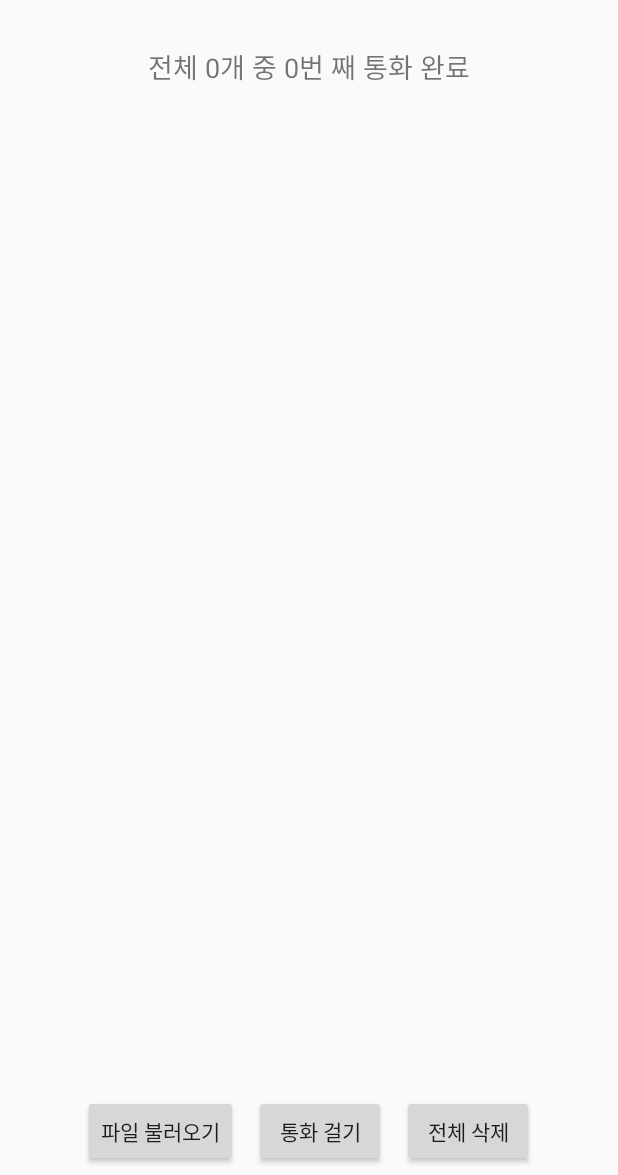
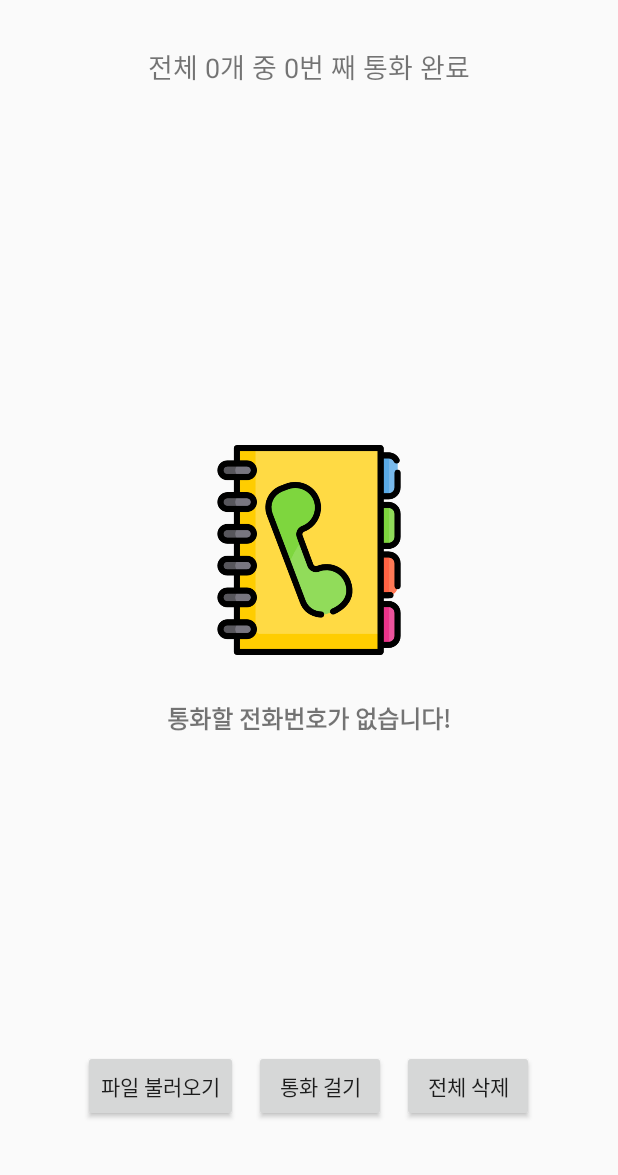
Before and after one commit to junjange/AutoCall-Android, an Android app: the screen it shows after launch (MainActivity), after a tap on "통화 걸기", on a phone screen of 412 x 824 dp, the part 61-1236 px from its top. Run offline under Robolectric (Android 15) with nearby library versions, the phone set to English and light mode, and no system bars; our stand-ins replace Room's generated code, data binding; libraries missing offline, so code that uses them is left out: com.gun0912.tedpermission; 1 statement that could not run was skipped.

Commit message:
22.04.06Update
+ 전화번호 개수 개선(+10000)
+ UI 수정
+ 코드 개선
+ LoadingDialog 추가

```diff
--- a/app/build.gradle
+++ b/app/build.gradle
@@ -33,6 +33,7 @@ android {
 
     buildFeatures {
         dataBinding = true
+        viewBinding true
     }
 }
 
--- a/app/src/main/java/com/example/callmebaby/ui/MainActivity.kt
+++ b/app/src/main/java/com/example/callmebaby/ui/MainActivity.kt
@@ -36,17 +36,13 @@ import kotlinx.coroutines.CoroutineScope
 import kotlinx.coroutines.Dispatchers
 import kotlinx.coroutines.launch
 import kotlinx.android.synthetic.main.fragment_file_list.*
-import android.R.string.no
 import android.os.*
 import android.os.Environment
-
-import android.R.string.no
-
-
 
 
 
 class MainActivity : AppCompatActivity() {
+    var message: String = ""
 
     var isService = false
     var autoCallTotalNumListSize = 0 // 총 전화번호 개수
@@ -120,7 +116,14 @@ class MainActivity : AppCompatActivity() {
                 binding.callCheck.text =
                     "전체 ${autoCallTotalNumListSize}개 중 ${autoCallTureNumListSize}번 째 통화 완료"
 
+                if(autoCallTotalNumListSize == 0){
+                    binding.emptyView.visibility = View.VISIBLE
+                    binding.recyclerview.visibility = View.GONE
+                }else{
+                    binding.emptyView.visibility = View.GONE
+                    binding.recyclerview.visibility = View.VISIBLE
 
+                }
             })
 
             viewModel.getTureAll().observe(this@MainActivity,{ falseNum ->
@@ -277,7 +280,14 @@ class MainActivity : AppCompatActivity() {
                 .check()
 
         }else{
-            Toast.makeText(this@MainActivity,"리스트에 있는 번호를 모두 통화 연결 했습니다.", Toast.LENGTH_SHORT).show()
+            if (autoCallTotalNumListSize == 0){
+                message = "리스트에 전화번호가 없습니다."
+
+            }else{
+                message = "리스트에 있는 전화번호를 모두 통화했습니다."
+
+            }
+            Toast.makeText(this@MainActivity,message, Toast.LENGTH_SHORT).show()
 
         }
 
@@ -294,7 +304,7 @@ class MainActivity : AppCompatActivity() {
             ad.setMessage("정말 전화번호를 전체 삭제하시겠습니까?\n전화번호 전체 삭제시 이전에 통화 했던 정보들이 사라집니다.")
 
             // 확인버튼
-            ad.setPositiveButton("확인") { dialog, _ -> AllDelete() }
+            ad.setPositiveButton("확인") { dialog, _ -> allDelete() }
             // 취소버튼
             ad.setNegativeButton("취소") { dialog, which -> dialog.dismiss() }
 
@@ -303,20 +313,19 @@ class MainActivity : AppCompatActivity() {
     }
 
 
-    private fun AllDelete(){
-        var allDeleteMessage: String = ""
+    private fun allDelete(){
 
         if (autoCallTotalNumListSize != 0){
             lifecycleScope.launch(Dispatchers.IO) {
                 viewModel.deleteAll()
             }
-            allDeleteMessage = "모든 전화번호를 삭제했습니다."
+            message = "모든 전화번호를 삭제했습니다."
 
         }else{
-            allDeleteMessage = "삭제할 전화번호가 없습니다."
+            message = "삭제할 전화번호가 없습니다."
 
         }
-        Toast.makeText(this, allDeleteMessage, Toast.LENGTH_SHORT).show()
+        Toast.makeText(this, message, Toast.LENGTH_SHORT).show()
 
 
     }
--- a/app/src/main/res/layout/activity_main.xml
+++ b/app/src/main/res/layout/activity_main.xml
@@ -14,6 +14,7 @@
     android:layout_width="match_parent"
     android:layout_height="match_parent"
     tools:context=".ui.MainActivity">
+
 
         <androidx.appcompat.widget.Toolbar
             android:id="@+id/mainToolbar"
@@ -36,8 +37,6 @@
 
 
 
-
-
     <TextView
         android:id="@+id/callCheck"
         android:layout_width="wrap_content"
@@ -45,7 +44,6 @@
         android:textSize="18sp"
         android:text=""
         android:layout_margin="15dp"/>
-
 
 
 
@@ -61,11 +59,40 @@
         tools:listitem="@layout/item_recycler_call" />
 
 
+    <LinearLayout
+        android:id="@+id/empty_view"
+        android:layout_width="match_parent"
+        android:layout_height="0dp"
+        android:layout_weight="1"
+        android:layout_marginBottom="10dp"
+        android:orientation="vertical"
+        android:padding="10dp"
+        android:gravity="center"
+        android:visibility="gone">
+
+        <ImageView
+            android:layout_width="200dp"
+            android:layout_height="200dp"
+            android:padding="30dp"
+            android:src="@drawable/phone_book" />
+
+        <TextView
+            android:layout_width="wrap_content"
+            android:layout_height="wrap_content"
+            android:textSize="16sp"
+            android:textStyle="bold"
+            android:text="통화할 전화번호가 없습니다!"/>
+
+    </LinearLayout>
+
+
+
 
     <LinearLayout
         android:layout_width="wrap_content"
         android:layout_height="wrap_content"
-        android:orientation="horizontal">
+        android:orientation="horizontal"
+        android:layout_marginBottom="30dp">
         <Button
             android:id="@+id/FileImportButton"
             android:onClick="@{mainActivity::onClickFileImportButton}"
--- /dev/null
+++ b/app/src/main/res/values-land/dimens.xml
@@ -0,0 +1,3 @@
+<resources>
+        <dimen name="fab_margin">48dp</dimen>
+    </resources>
--- /dev/null
+++ b/app/src/main/res/values-w1240dp/dimens.xml
@@ -0,0 +1,3 @@
+<resources>
+    <dimen name="fab_margin">200dp</dimen>
+</resources>
--- /dev/null
+++ b/app/src/main/res/values-w600dp/dimens.xml
@@ -0,0 +1,3 @@
+<resources>
+    <dimen name="fab_margin">48dp</dimen>
+</resources>
--- /dev/null
+++ b/app/src/main/res/values/dimens.xml
@@ -0,0 +1,3 @@
+<resources>
+        <dimen name="fab_margin">16dp</dimen>
+    </resources>
```
Also changed, not shown: app/src/main/AndroidManifest.xml (+14 -22 lines), app/src/main/java/com/example/callmebaby/ui/FileImportActivity.kt (+19 -10 lines), app/src/main/java/com/example/callmebaby/ui/LoadingDialog.kt (added, +23 -0 lines), app/src/main/res/layout/activity_file_import.xml (+0 -8 lines), app/src/main/res/layout/dialog_loading.xml (added, +29 -0 lines), app/src/main/res/navigation/nav_graph.xml (added, +28 -0 lines), app/src/main/res/navigation/nav_graph2.xml (added, +28 -0 lines), app/src/main/res/values/strings.xml (+10 -0 lines), app/src/main/res/values/themes.xml (+9 -0 lines), app/src/main/res/drawable/phone_book.png (added).
